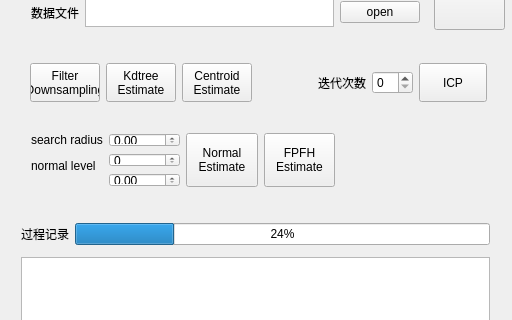
Above: pcl-qt_widgets/src/mainwindow.ui from isnow4ever/pcl before the change; both pictures show x 0 to 512 and y 95 to 415 of the 512 by 601 pixel window. Below: the same form after it.
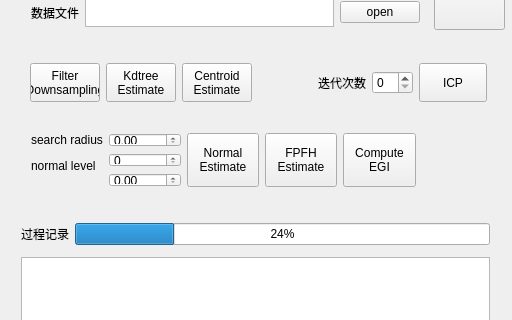
That is the form after the change.

Commit message: compute EGI

Patch:
```diff
--- a/pcl-qt_widgets/src/mainwindow.ui
+++ b/pcl-qt_widgets/src/mainwindow.ui
@@ -287,7 +287,7 @@
      <rect>
       <x>20</x>
       <y>200</y>
-      <width>326</width>
+      <width>407</width>
       <height>76</height>
      </rect>
     </property>
@@ -370,6 +370,20 @@
        </property>
       </widget>
      </item>
+     <item>
+      <widget class="QPushButton" name="pushButton_10">
+       <property name="sizePolicy">
+        <sizepolicy hsizetype="Minimum" vsizetype="Expanding">
+         <horstretch>0</horstretch>
+         <verstretch>0</verstretch>
+        </sizepolicy>
+       </property>
+       <property name="text">
+        <string>Compute
+EGI</string>
+       </property>
+      </widget>
+     </item>
     </layout>
    </widget>
   </widget>
```
Left out of the diff: 7 changed lines with no effect on the pictures. The commit also changes 4 other files.
